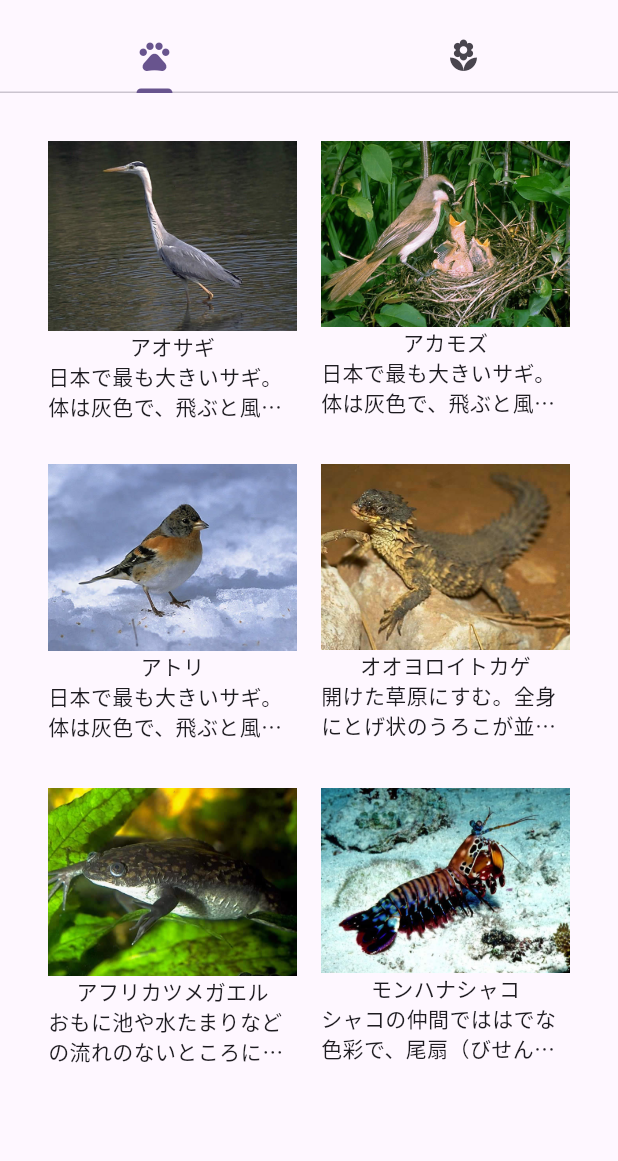
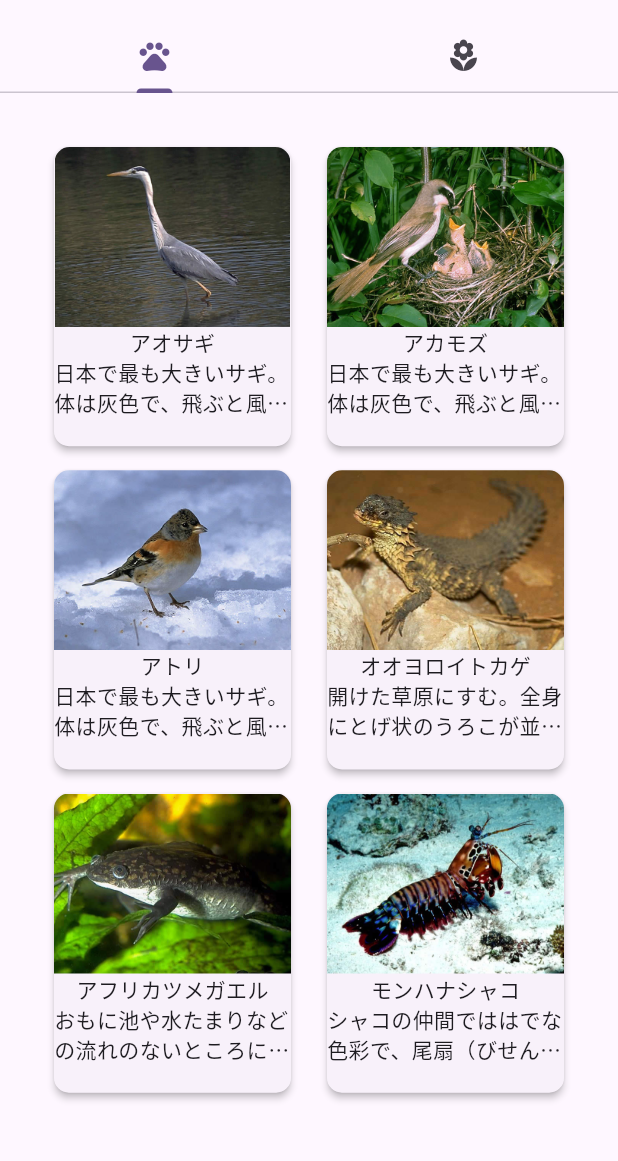
Before and after one commit to kakimotos/animal_cards, a Flutter app: the screen it shows after launch, on a phone screen of 412 x 824 dp, the part 63-1224 px from its top. Run offline on Flutter 3.47's test engine with Material 3 defaults, Android fonts, the phone set to English and light mode, and no system bars.

Commit message:
動物1枚1枚をCardで管理

```diff
--- a/lib/main.dart
+++ b/lib/main.dart
@@ -93,9 +93,25 @@ class _AnimalListPageState extends State<AnimalListPage> {
           ),
         );
       },
+      child: Card(
+        elevation: 2,
+        shape: RoundedRectangleBorder(
+          borderRadius: BorderRadius.circular(10),
+        ),
         child: Column(
             children: [
-            Image.asset(animal['image']),
+              ClipRRect(
+                borderRadius: const BorderRadius.only(
+                  topLeft: Radius.circular(10),
+                  topRight: Radius.circular(10),
+                ),
+                child: Image.asset(
+                  animal['image'],
+                  fit: BoxFit.cover,
+                  height: 120,
+                ),
+              ),
+              // Image.asset(animal['image']),
               Text(animal['name']),
               Text(
                 animal['description'],
@@ -103,6 +119,7 @@ class _AnimalListPageState extends State<AnimalListPage> {
                 overflow: TextOverflow.ellipsis,
               )
             ]
+        ),
       ),
     );
   }
@@ -179,10 +196,10 @@ class AnimalDetailPage extends StatelessWidget {
         child: Column(
           children: [
             Image.asset(animal['image']),
-            SizedBox(height:18),// 画像
+            const SizedBox(height:18),// 画像
             const Text('説明', style:TextStyle(fontWeight: FontWeight.bold)),
             Text(animal['description']), // 説明
-            SizedBox(height:18),
+            const SizedBox(height:18),
             Row(
                 mainAxisAlignment: MainAxisAlignment.spaceEvenly,
                 children: [
```
Lines whose indentation alone changed are shown as unchanged.
